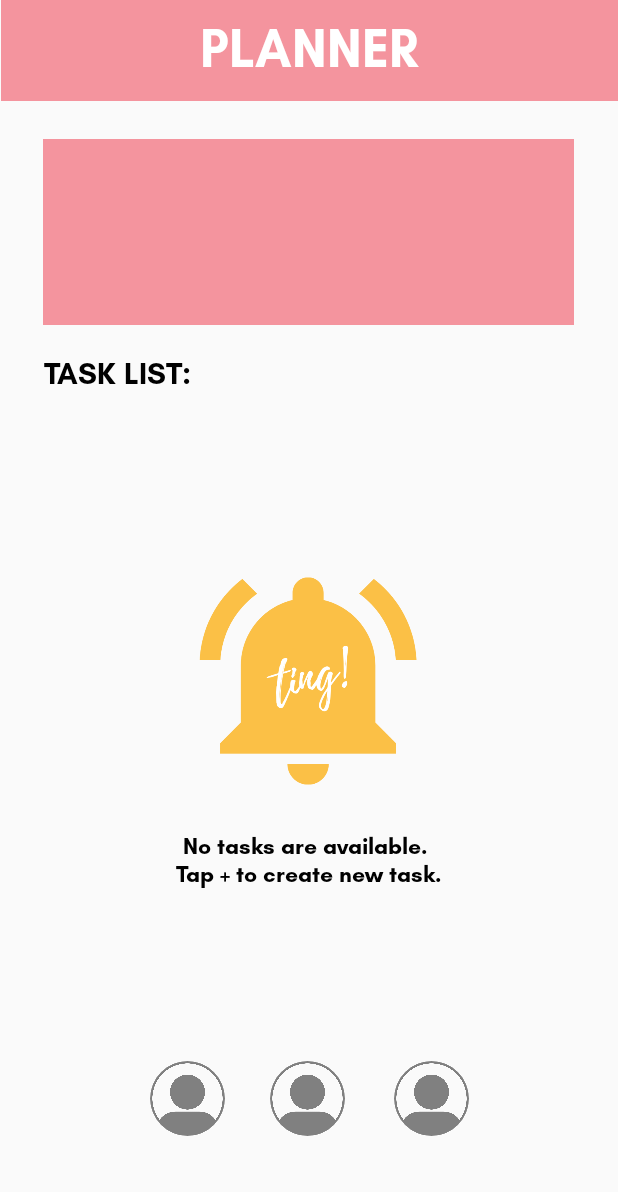
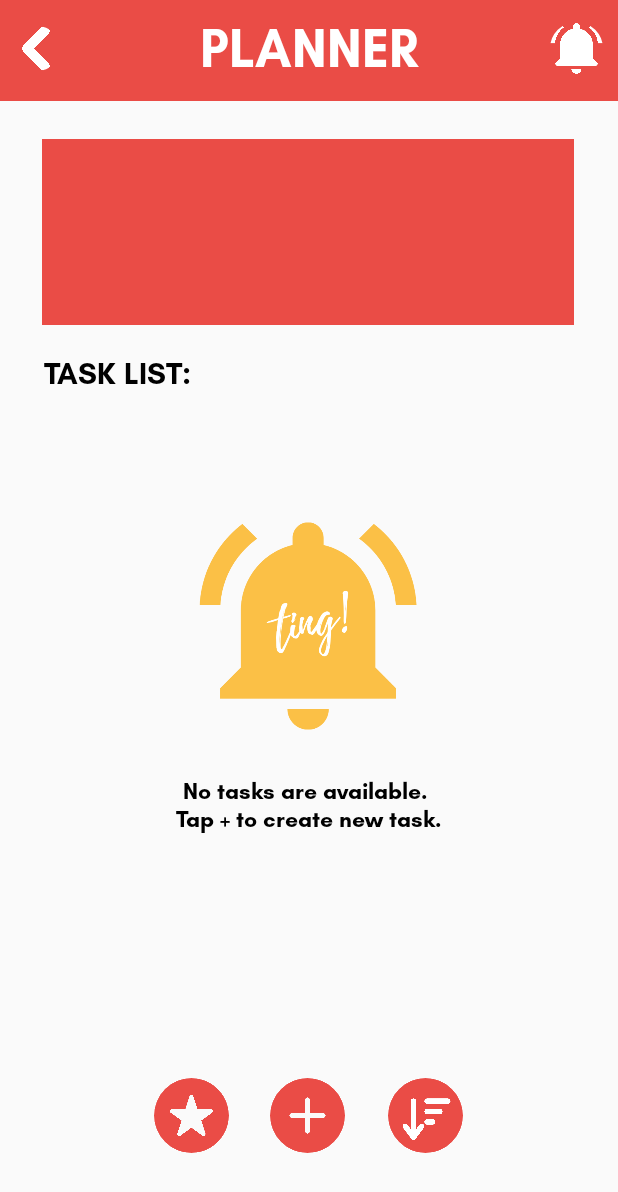
Before and after one commit to jugu612/CS129, an Android app: the layout activity_planner.xml on its own in the app's theme, with its tools: preview values and no code run, on a phone screen of 412 x 824 dp. Shown: the top 1192 px of the screen. Run offline under Robolectric (Android 15) with nearby library versions, the phone set to English and light mode, and no system bars.

Commit message:
Temp Planner Interface 2.0

```diff
--- a/app/src/main/res/layout/activity_planner.xml
+++ b/app/src/main/res/layout/activity_planner.xml
@@ -8,36 +8,64 @@
 
     <LinearLayout
         android:id="@+id/linearLayout_Header"
-        android:layout_width="411dp"
+        android:layout_width="0dp"
         android:layout_height="67dp"
-        android:background="@color/salmon"
+        android:background="@color/red"
         android:orientation="vertical"
-        app:layout_constraintBottom_toTopOf="@+id/linearLayout_Calendar"
         app:layout_constraintEnd_toEndOf="parent"
         app:layout_constraintStart_toStartOf="parent"
         app:layout_constraintTop_toTopOf="parent">
+
+        <com.google.android.material.imageview.ShapeableImageView
+            android:id="@+id/back_button"
+            android:layout_width="30dp"
+            android:layout_height="30dp"
+            android:layout_gravity="left"
+            android:layout_marginLeft="10dp"
+            android:layout_marginTop="17dp"
+            android:src="@drawable/back_icon"
+            app:layout_constraintBottom_toBottomOf="parent"
+            app:layout_constraintEnd_toEndOf="parent"
+            app:layout_constraintHorizontal_bias="0.277"
+            app:layout_constraintStart_toStartOf="parent"
+            app:layout_constraintTop_toTopOf="parent"
+            app:layout_constraintVertical_bias="0.914"
+            app:shapeAppearanceOverlay="@style/Circle">
+
+        </com.google.android.material.imageview.ShapeableImageView>
 
         <TextView
             android:layout_width="180dp"
             android:layout_height="50sp"
             android:layout_gravity="center"
-            android:layout_marginTop="10dp"
+            android:layout_marginTop="-37dp"
             android:fontFamily="@font/glacial_indifference_bold"
             android:text="PLANNER"
             android:textAlignment="center"
             android:textColor="@color/white"
             android:textSize="35sp"></TextView>
 
+        <com.google.android.material.imageview.ShapeableImageView
+            android:id="@+id/bell_button"
+            android:layout_width="35dp"
+            android:layout_height="35dp"
+            android:layout_gravity="right"
+            android:layout_marginRight="10dp"
+            android:layout_marginTop="-45dp"
+            android:src="@drawable/notif_icon"
+            app:shapeAppearanceOverlay="@style/Circle">
+
+        </com.google.android.material.imageview.ShapeableImageView>
     </LinearLayout>
 
     <LinearLayout
         android:id="@+id/linearLayout_Calendar"
-        android:layout_width="354dp"
+        android:layout_width="0dp"
         android:layout_height="124dp"
         android:layout_marginStart="28dp"
         android:layout_marginTop="25dp"
         android:layout_marginEnd="29dp"
-        android:background="@color/salmon"
+        android:background="@color/red"
         android:orientation="vertical"
         app:layout_constraintEnd_toEndOf="parent"
         app:layout_constraintStart_toStartOf="parent"
@@ -47,7 +75,7 @@
 
     <TextView
         android:id="@+id/textView_TaskList"
-        android:layout_width="121dp"
+        android:layout_width="0dp"
         android:layout_height="34dp"
         android:layout_gravity="center"
         android:layout_marginStart="29dp"
@@ -66,6 +94,8 @@
         android:id="@+id/linearLayout_NoTask_Temp"
         android:layout_width="228dp"
         android:layout_height="259dp"
+        android:layout_gravity="center"
+        android:layout_marginBottom="60dp"
         android:orientation="horizontal"
         app:layout_constraintBottom_toBottomOf="parent"
         app:layout_constraintEnd_toEndOf="parent"
@@ -103,17 +133,31 @@
             app:layout_constraintTop_toBottomOf="@+id/imageView2"></TextView>
     </androidx.constraintlayout.widget.ConstraintLayout>
 
+
+    <androidx.constraintlayout.widget.ConstraintLayout
+        android:id="@+id/linearLayout_buttons"
+        android:layout_width="238dp"
+        android:layout_height="62dp"
+        android:orientation="horizontal"
+        android:layout_gravity="center"
+        app:layout_constraintBottom_toBottomOf="parent"
+        app:layout_constraintEnd_toEndOf="parent"
+        app:layout_constraintHorizontal_bias="0.497"
+        app:layout_constraintStart_toStartOf="parent"
+        app:layout_constraintTop_toTopOf="parent"
+        app:layout_constraintVertical_bias="0.929">
+
         <com.google.android.material.imageview.ShapeableImageView
             android:id="@+id/label_button"
             android:layout_width="50dp"
             android:layout_height="50dp"
-        android:src="@drawable/profiletemp"
+            android:src="@drawable/label_icon"
             app:layout_constraintBottom_toBottomOf="parent"
             app:layout_constraintEnd_toEndOf="parent"
-        app:layout_constraintHorizontal_bias="0.277"
+            app:layout_constraintHorizontal_bias="0.085"
             app:layout_constraintStart_toStartOf="parent"
             app:layout_constraintTop_toTopOf="parent"
-        app:layout_constraintVertical_bias="0.914"
+            app:layout_constraintVertical_bias="0.916"
             app:shapeAppearanceOverlay="@style/Circle">
 
         </com.google.android.material.imageview.ShapeableImageView>
@@ -122,7 +166,7 @@
             android:id="@+id/create_button"
             android:layout_width="50dp"
             android:layout_height="50dp"
-        android:src="@drawable/profiletemp"
+            android:src="@drawable/create_icon"
             app:layout_constraintBottom_toBottomOf="parent"
             app:layout_constraintEnd_toEndOf="parent"
             app:layout_constraintHorizontal_bias="0.498"
@@ -137,16 +181,17 @@
             android:id="@+id/sort_button"
             android:layout_width="50dp"
             android:layout_height="50dp"
-        android:src="@drawable/profiletemp"
+            android:src="@drawable/sort_icon"
             app:layout_constraintBottom_toBottomOf="parent"
             app:layout_constraintEnd_toEndOf="parent"
-        app:layout_constraintHorizontal_bias="0.725"
+            app:layout_constraintHorizontal_bias="0.914"
             app:layout_constraintStart_toStartOf="parent"
             app:layout_constraintTop_toTopOf="parent"
-        app:layout_constraintVertical_bias="0.914"
+            app:layout_constraintVertical_bias="0.916"
             app:shapeAppearanceOverlay="@style/Circle">
 
         </com.google.android.material.imageview.ShapeableImageView>
 
+    </androidx.constraintlayout.widget.ConstraintLayout>
 
 </androidx.constraintlayout.widget.ConstraintLayout>
--- a/app/src/main/res/values/colors.xml
+++ b/app/src/main/res/values/colors.xml
@@ -11,5 +11,8 @@
     <color name = "cyan">#76C8F0</color>
     <color name ="yellow">#FCCD60</color>
     <color name ="salmon">#F4949E</color>
+    <color name ="red">#EA4C46</color>
+    <color name ="cblue">#02A4D3</color>
+
 
 </resources>
```
Also changed, not shown: app/src/main/res/drawable/back_icon.png (added), app/src/main/res/drawable/create_icon.png (added), app/src/main/res/drawable/label_icon.png (added), app/src/main/res/drawable/notif_icon.png (added), app/src/main/res/drawable/sort_icon.png (added). Lines whose indentation alone changed are shown as unchanged.
